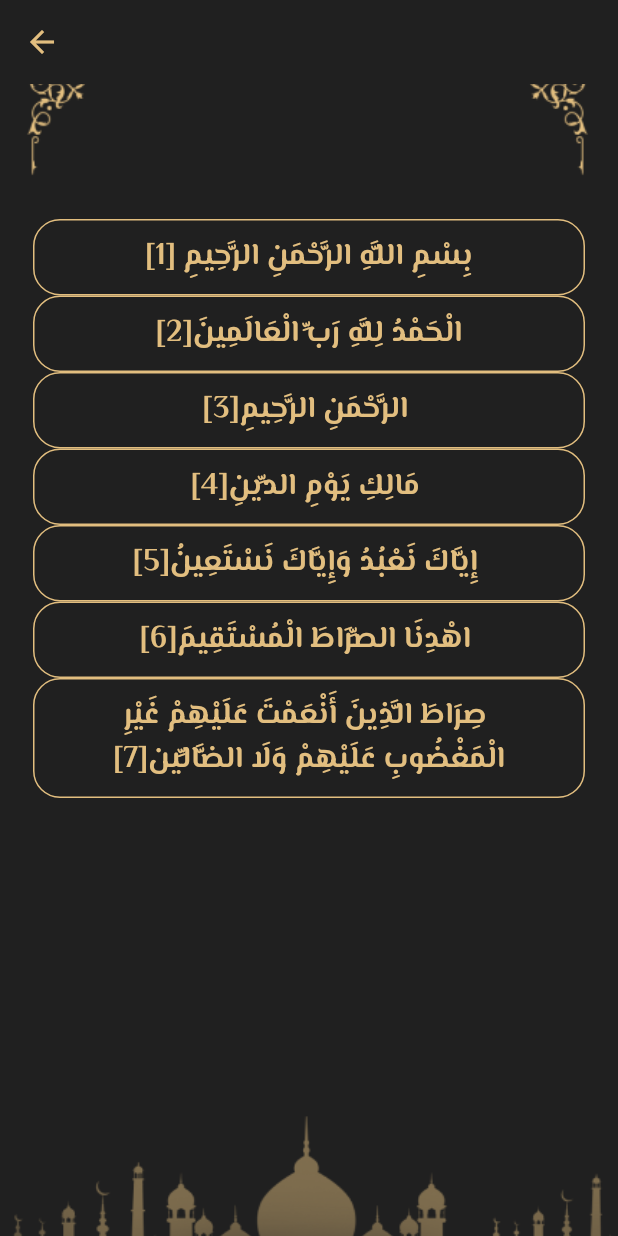
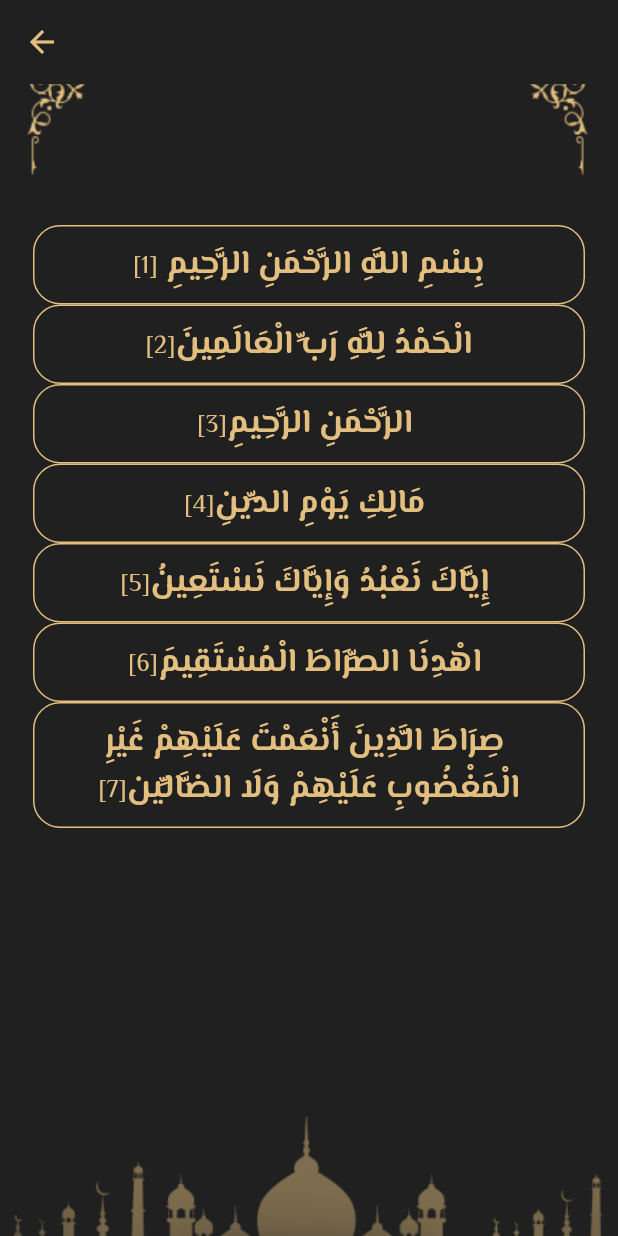
Before and after one commit to Eyaadd/islami_app, a Flutter app: the SuraDetails screen opened directly with empty values, on a phone screen of 412 x 824 dp. Run offline on Flutter 3.47's test engine with Material 3 defaults, Android fonts, the phone set to English and light mode, and no system bars; our stand-ins replace google_fonts, introduction_screen, shared_preferences; accounts and stored records are empty.

Commit message:
Theming Done

```diff
--- a/lib/home/home_screen.dart
+++ b/lib/home/home_screen.dart
@@ -27,14 +27,7 @@ class _HomeScreenState extends State<HomeScreen> {
         ),
       ),
       child: Scaffold(
-        backgroundColor: Colors.transparent,
         bottomNavigationBar: BottomNavigationBar(
-          backgroundColor: Color(0xFFE2BE7F),
-          showSelectedLabels: true,
-          showUnselectedLabels: false,
-          selectedItemColor: Colors.white,
-          unselectedItemColor: Color(0xFF202020),
-          type: BottomNavigationBarType.fixed,
           currentIndex: currentIndex,
           onTap: (value) {
             currentIndex = value;
--- a/lib/main.dart
+++ b/lib/main.dart
@@ -1,6 +1,8 @@
 import 'package:flutter/material.dart';
+import 'package:google_fonts/google_fonts.dart';
 import 'package:islami_app/cache/cache_helper.dart';
 import 'package:islami_app/home/home_screen.dart';
+import 'package:islami_app/my_theme_data.dart';
 import 'package:islami_app/onboarding_screen.dart';
 import 'package:islami_app/sura_details/sura_details.dart';
 
@@ -17,6 +19,9 @@ class MyApp extends StatelessWidget {
   Widget build(BuildContext context) {
     return MaterialApp(
       debugShowCheckedModeBanner: false,
+      theme: MyThemeData.lightTheme,
+      darkTheme: MyThemeData.darkTheme,
+      themeMode: ThemeMode.light,
       initialRoute: CacheHelper.getEligibility() == true ? HomeScreen.routeName : "/",
       routes: {
         OnBoardingScreen.routeName : (context) => OnBoardingScreen(),
--- /dev/null
+++ b/lib/my_theme_data.dart
@@ -0,0 +1,62 @@
+import 'package:flutter/material.dart';
+import 'package:google_fonts/google_fonts.dart';
+
+class MyThemeData {
+  static const Color primaryColor = Color(0xFFE2BE7F);
+  static const Color blackColor = Color(0xFF202020);
+  static ThemeData lightTheme = ThemeData(
+    primaryColor: primaryColor,
+    scaffoldBackgroundColor: Colors.transparent,
+    appBarTheme: AppBarTheme(
+      backgroundColor: blackColor,
+      titleTextStyle: GoogleFonts.aBeeZee(
+        fontSize: 20,
+        fontWeight: FontWeight.w700,
+        color: primaryColor,
+      ),
+      centerTitle: true,
+      iconTheme: IconThemeData(color: primaryColor),
+    ),
+    bottomNavigationBarTheme: const BottomNavigationBarThemeData(
+      backgroundColor: primaryColor,
+      showSelectedLabels: true,
+      showUnselectedLabels: false,
+      selectedItemColor: Colors.white,
+      unselectedItemColor: blackColor,
+      type: BottomNavigationBarType.fixed,
+    ),
+    textTheme: TextTheme(
+      titleSmall: GoogleFonts.aBeeZee(
+        fontSize: 16,
+        fontWeight: FontWeight.w500,
+        color: primaryColor,
+      ),
+      titleMedium: GoogleFonts.aBeeZee(
+        fontSize: 22,
+        fontWeight: FontWeight.bold,
+        color: primaryColor,
+      ),
+      titleLarge: GoogleFonts.aBeeZee(
+        fontSize: 30,
+        fontWeight: FontWeight.bold,
+        color: primaryColor,
+      ),
+      bodySmall: GoogleFonts.elMessiri(
+        fontSize: 16,
+        fontWeight: FontWeight.w500,
+        color: primaryColor,
+      ),
+      bodyMedium: GoogleFonts.elMessiri(
+        fontSize: 22,
+        fontWeight: FontWeight.bold,
+        color: primaryColor,
+      ),
+      bodyLarge: GoogleFonts.elMessiri(
+        fontSize: 30,
+        fontWeight: FontWeight.bold,
+        color: primaryColor,
+      ),
+    ),
+  );
+  static ThemeData darkTheme = ThemeData();
+}
--- a/lib/onboarding_screen.dart
+++ b/lib/onboarding_screen.dart
@@ -18,14 +18,14 @@ class OnBoardingScreen extends StatelessWidget {
     var bodyStyle = GoogleFonts.elMessiri(
       fontSize: 20.0,
       fontWeight: FontWeight.bold,
-      color: const Color(0xFFE2BE7F),
+      color: Theme.of(context).primaryColor,
     );
 
     var pageDecoration = PageDecoration(
       titleTextStyle: GoogleFonts.elMessiri(
         fontSize: 24.0,
         fontWeight: FontWeight.bold,
-        color: const Color(0xFFE2BE7F),
+        color:  Theme.of(context).primaryColor,
       ),
       bodyTextStyle: bodyStyle,
       bodyPadding: const EdgeInsets.fromLTRB(16.0, 0.0, 16.0, 16.0),
@@ -36,9 +36,9 @@ class OnBoardingScreen extends StatelessWidget {
     return IntroductionScreen(
       globalHeader: Image.asset("assets/images/header.png"),
       dotsFlex: 2,
-      dotsDecorator: const DotsDecorator(
+      dotsDecorator:  DotsDecorator(
         color: Color(0xFF707070),
-        activeColor: Color(0xFFFFD482),
+        activeColor: Theme.of(context).primaryColor,
       ),
       globalBackgroundColor: const Color(0xFF202020),
       showDoneButton: true,
@@ -51,7 +51,7 @@ class OnBoardingScreen extends StatelessWidget {
         style: GoogleFonts.elMessiri(
           fontSize: 16.0,
           fontWeight: FontWeight.bold,
-          color: Color(0xFFE2BE7F),
+          color: Theme.of(context).primaryColor,
         ),
       ),
       showNextButton: true,
@@ -60,7 +60,7 @@ class OnBoardingScreen extends StatelessWidget {
         style: GoogleFonts.elMessiri(
           fontSize: 16.0,
           fontWeight: FontWeight.bold,
-          color: Color(0xFFE2BE7F)
+          color: Theme.of(context).primaryColor
         ),
       ),
       showBackButton: true,
@@ -69,7 +69,7 @@ class OnBoardingScreen extends StatelessWidget {
         style: GoogleFonts.elMessiri(
           fontSize: 16.0,
           fontWeight: FontWeight.bold,
-          color: Color(0xFFE2BE7F),
+          color: Theme.of(context).primaryColor,
         ),
       ),
       pages: [
--- a/lib/sura_details/sura_details.dart
+++ b/lib/sura_details/sura_details.dart
@@ -22,16 +22,9 @@ class _SuraDetailsState extends State<SuraDetails> {
       loadFile(model.index + 1);
     }
     return Scaffold(
-      backgroundColor: Color(0xFF202020),
+     backgroundColor: Color(0xFF202020),
       appBar: AppBar(
-        backgroundColor: Color(0xFF202020),
-        titleTextStyle: GoogleFonts.aBeeZee(
-            fontSize: 20,
-            fontWeight: FontWeight.w700,
-            color: Color(0xFFE2BE7F)),
-        centerTitle: true,
         title: Text(model.namesEn),
-        iconTheme: IconThemeData(color: Color(0xFFE2BE7F)),
       ),
       body: Stack(
         alignment: Alignment.topCenter,
@@ -47,10 +40,7 @@ class _SuraDetailsState extends State<SuraDetails> {
                 padding: const EdgeInsets.only(top: 24),
                 child: Text(
                   model.namesAr,
-                  style: GoogleFonts.elMessiri(
-                      fontSize: 24,
-                      color: Color(0xFFE2BE7F),
-                      fontWeight: FontWeight.w700),
+                  style: Theme.of(context).textTheme.titleLarge,
                 ),
               ),
               SizedBox(height: 32),
@@ -65,7 +55,7 @@ class _SuraDetailsState extends State<SuraDetails> {
                         decoration: BoxDecoration(
                             borderRadius: BorderRadius.circular(18),
                             border: Border.all(
-                              color: Color(0xFFE2BE7F),
+                              color: Theme.of(context).primaryColor,
                             )),
                         child: Directionality(
                           textDirection: TextDirection.rtl,
@@ -74,17 +64,11 @@ class _SuraDetailsState extends State<SuraDetails> {
                               TextSpan(children: [
                                 TextSpan(
                                   text: "${verses[index]}",
-                                  style: GoogleFonts.elMessiri(
-                                      fontSize: 20,
-                                      color: Color(0xFFE2BE7F),
-                                      fontWeight: FontWeight.w700),
+                                  style: Theme.of(context).textTheme.bodyMedium,
                                 ),
                                 TextSpan(
                                   text: "[${index + 1}]",
-                                  style: GoogleFonts.elMessiri(
-                                      fontSize: 20,
-                                      color: Color(0xFFE2BE7F),
-                                      fontWeight: FontWeight.w700),
+                                  style: Theme.of(context).textTheme.bodySmall,
                                 )
                               ])),
                         ),
```
